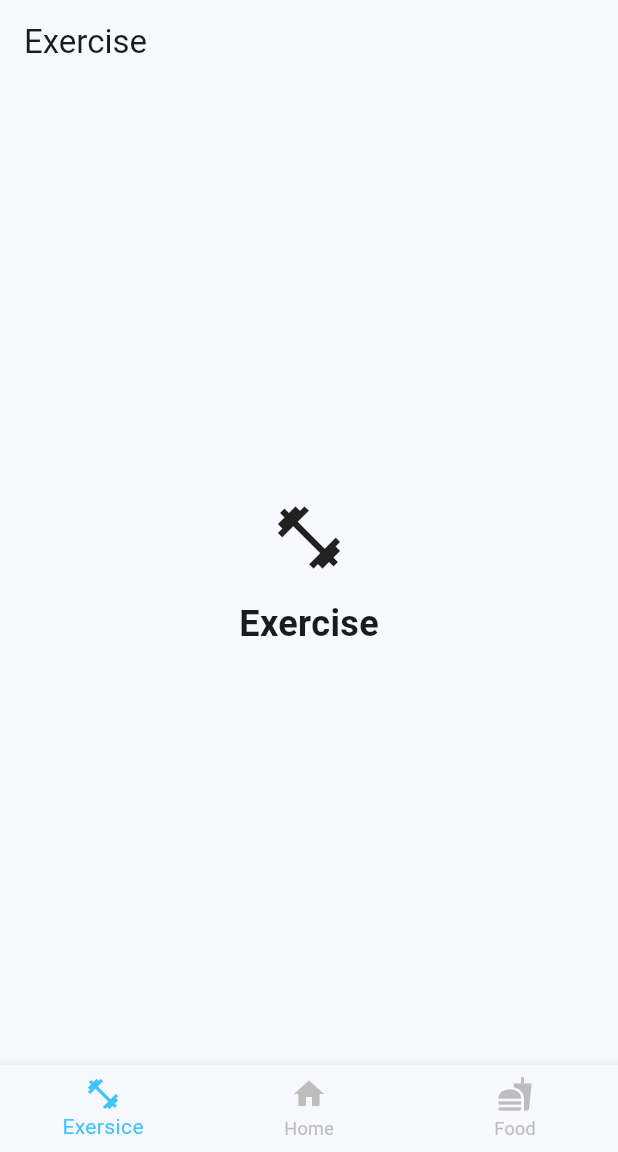
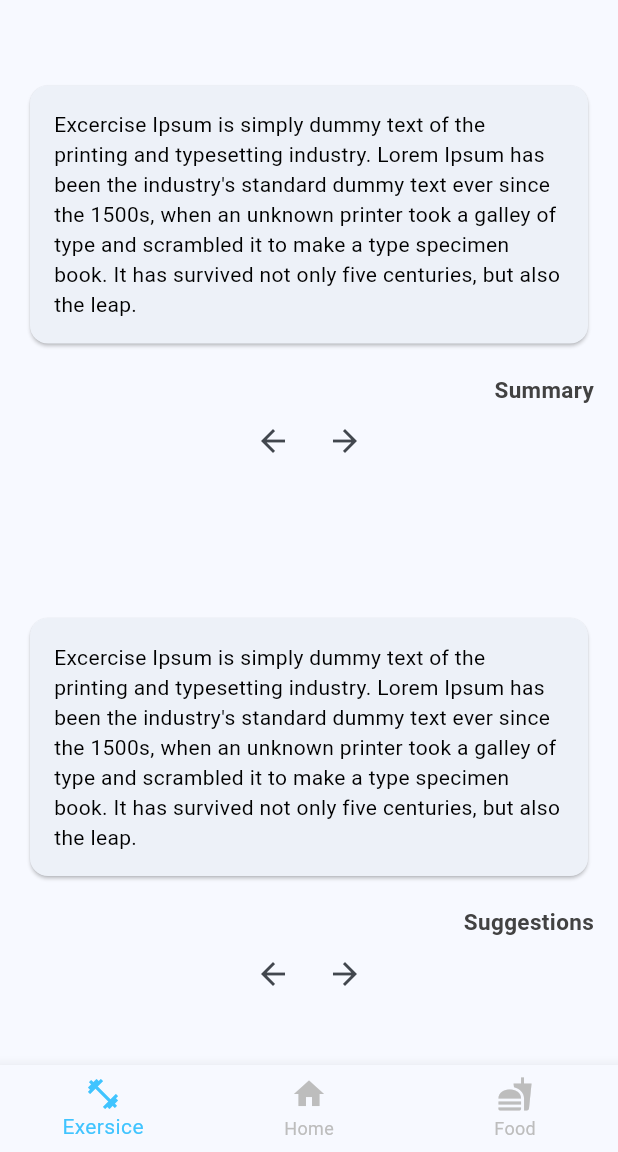
Before and after one commit to Pmunoz200/wellbeing_app, a Flutter app: the screen it shows after launch, on a phone screen of 412 x 824 dp, the part 84-1236 px from its top. Run offline on Flutter 3.47's test engine with Material 3 defaults, Android fonts, the phone set to English and light mode, and no system bars.

Commit message:
Added usage of container text widget on food and exercise pages

```diff
--- a/lib/pages/home_page/exercise_widget.dart
+++ b/lib/pages/home_page/exercise_widget.dart
@@ -1,31 +1,20 @@
 import 'package:flutter/material.dart';
+
+import '../widgets/text_response_container.dart';
+
+
+const String tryText = "Excercise Ipsum is simply dummy text of the printing and typesetting industry. Lorem Ipsum has been the industry's standard dummy text ever since the 1500s, when an unknown printer took a galley of type and scrambled it to make a type specimen book. It has survived not only five centuries, but also the leap.";
+const List<String> textList = [tryText, "1" + tryText, "2" + tryText];
 
 class ExerciseWidgetPage extends StatelessWidget {
   @override
   Widget build(BuildContext context) {
-    return Scaffold(
-      appBar: AppBar(
-        title: Text('Exercise'),
-      ),
-      body: Center(
-        child: Column(
-          mainAxisAlignment: MainAxisAlignment.center,
+    return const Column(
+          mainAxisAlignment: MainAxisAlignment.spaceAround,
           children: [
-            Icon(
-              Icons.fitness_center,
-              size: 50,
-            ),
-            SizedBox(height: 16),
-            Text(
-              'Exercise',
-              style: TextStyle(
-                fontSize: 24,
-                fontWeight: FontWeight.bold,
-              ),
-            ),
+            TextResponseContainer(texts: textList, title: "Summary",),
+            TextResponseContainer(texts: textList, title: "Suggestions",),
           ],
-        ),
-      ),
-    );
+      );
   }
 }
```
Also changed, not shown: lib/pages/home_page/food_widget.dart (+9 -22 lines).
